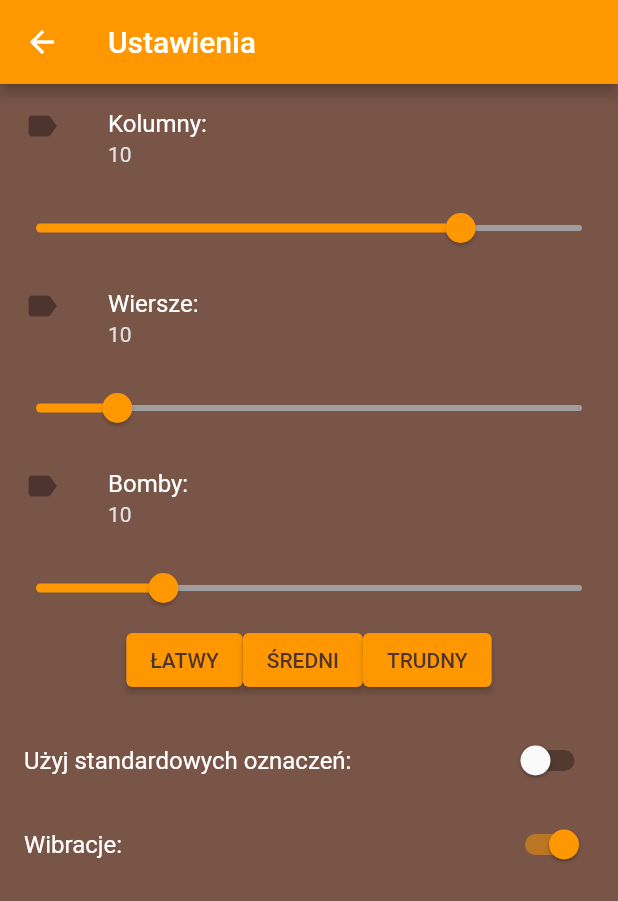
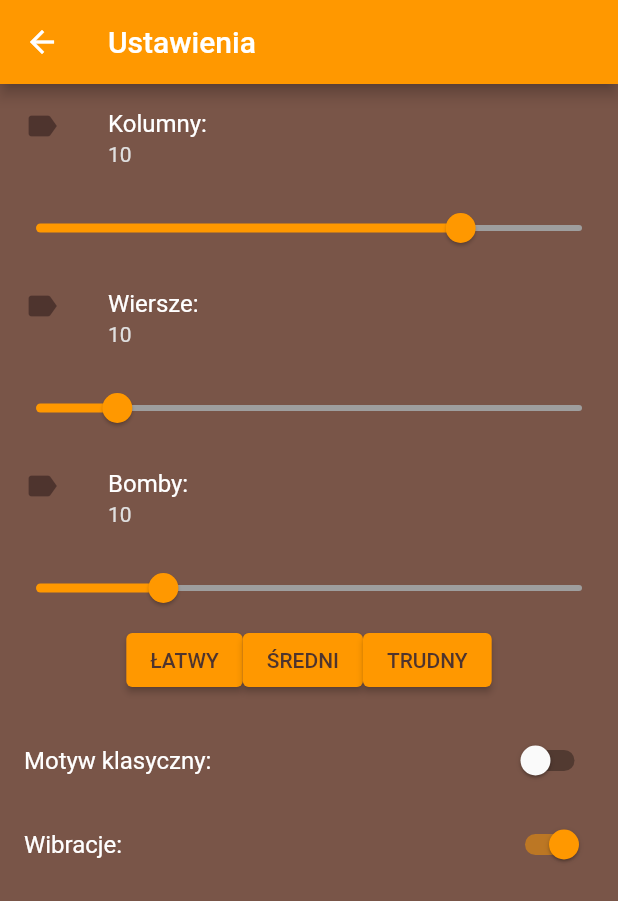
Before and after one commit to Rivixer/ShroomSweeper, a Flutter app: the SettingsPage screen opened directly, on a phone screen of 412 x 824 dp. Shown: the top 901 px of the screen. Run offline on Flutter 3.47's test engine with Material 2 defaults, Android fonts, the phone set to English and light mode, and no system bars; our stand-ins replace shared_preferences, vibration; accounts and stored records are empty.

Commit message:
Rename "Użyj standardowych oznaczeń" to "Motyw klasyczny"

```diff
--- a/lib/pages/settings_page.dart
+++ b/lib/pages/settings_page.dart
@@ -135,7 +135,7 @@ class _SettingsPageState extends State<SettingsPage> {
                   ),
                   SwitchListTile(
                     title: const Text(
-                      "Użyj standardowych oznaczeń: ",
+                      "Motyw klasyczny: ",
                       style: TextStyle(
                         color: Colors.white,
                       ),
```
